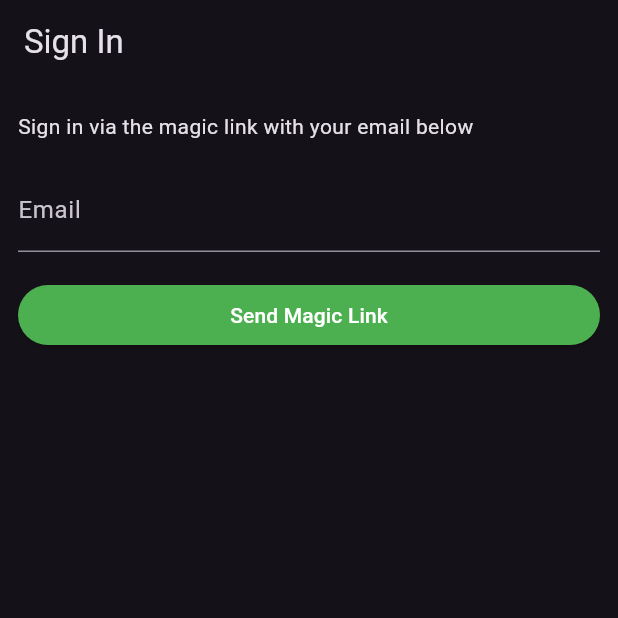
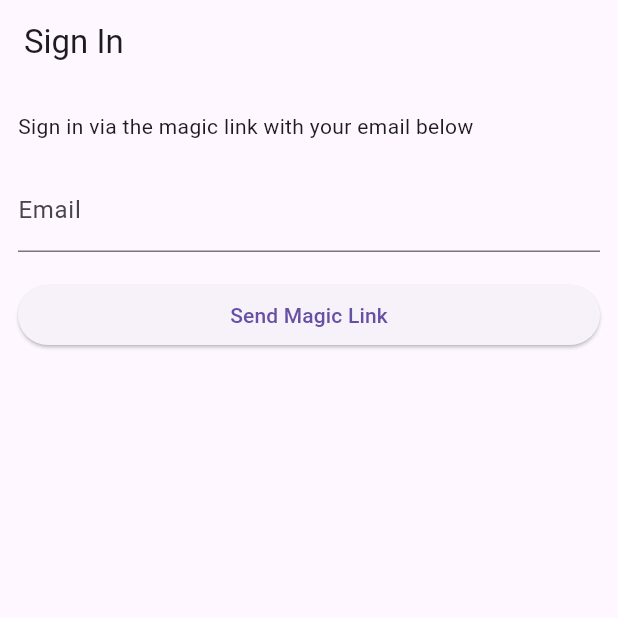
Before and after one commit to ERy03/My-Ikimono-Zukan, a Flutter app: the screen it shows after launch, on a phone screen of 412 x 824 dp, the top half of it. Run offline on Flutter 3.47's test engine with Material 3 defaults, Android fonts, the light colour scheme and no system bars; our stand-ins replace easy_localization, flutter_riverpod, image_picker, riverpod_annotation, shared_preferences, supabase_flutter; missing offline and left inert: app_settings; accounts and stored records are empty; generated files the repository leaves out were written again.

Commit message:
update: main

```diff
--- a/lib/main.dart
+++ b/lib/main.dart
@@ -4,17 +4,24 @@ import 'package:flutter_riverpod/flutter_riverpod.dart';
 import 'package:my_ikimono_zukan/env/env.dart';
 import 'package:my_ikimono_zukan/view/screens/home_screen.dart';
 import 'package:my_ikimono_zukan/view/screens/login_screen.dart';
+import 'package:my_ikimono_zukan/view/theme/theme_mode_provider.dart';
+import 'package:shared_preferences/shared_preferences.dart';
 import 'package:supabase_flutter/supabase_flutter.dart';
 
 Future<void> main() async {
   WidgetsFlutterBinding.ensureInitialized();
   await EasyLocalization.ensureInitialized();
+  final prefs = await SharedPreferences.getInstance();
   await Supabase.initialize(
     url: Env.supaurl,
     anonKey: Env.key1,
   );
   runApp(
     ProviderScope(
+      overrides: [
+        // ここでUnimplementedErrorを実際のSharedPreferencesのインスタンスと上書きする
+        sharedPreferencesProvider.overrideWith((ref) => prefs),
+      ],
       child: EasyLocalization(
         supportedLocales: const [
           Locale('en'),
@@ -30,30 +37,19 @@ Future<void> main() async {
 
 final supabase = Supabase.instance.client;
 
-class MyApp extends StatelessWidget {
+class MyApp extends ConsumerWidget {
   const MyApp({super.key});
 
   @override
-  Widget build(BuildContext context) {
+  Widget build(BuildContext context, WidgetRef ref) {
+    final themeModeState = ref.watch(themeModeNotifierProvider);
     return MaterialApp(
       title: 'Supabase Flutter',
+      debugShowCheckedModeBanner: false,
       localizationsDelegates: context.localizationDelegates,
       supportedLocales: context.supportedLocales,
       locale: context.locale,
-      theme: ThemeData.dark().copyWith(
-        primaryColor: Colors.green,
-        textButtonTheme: TextButtonThemeData(
-          style: TextButton.styleFrom(
-            foregroundColor: Colors.green,
-          ),
-        ),
-        elevatedButtonTheme: ElevatedButtonThemeData(
-          style: ElevatedButton.styleFrom(
-            foregroundColor: Colors.white,
-            backgroundColor: Colors.green,
-          ),
-        ),
-      ),
+      theme: themeModeState ? ThemeData.dark() : ThemeData.light(),
       home: supabase.auth.currentSession == null
           ? const LoginScreen()
           : const HomeScreen(),
```
